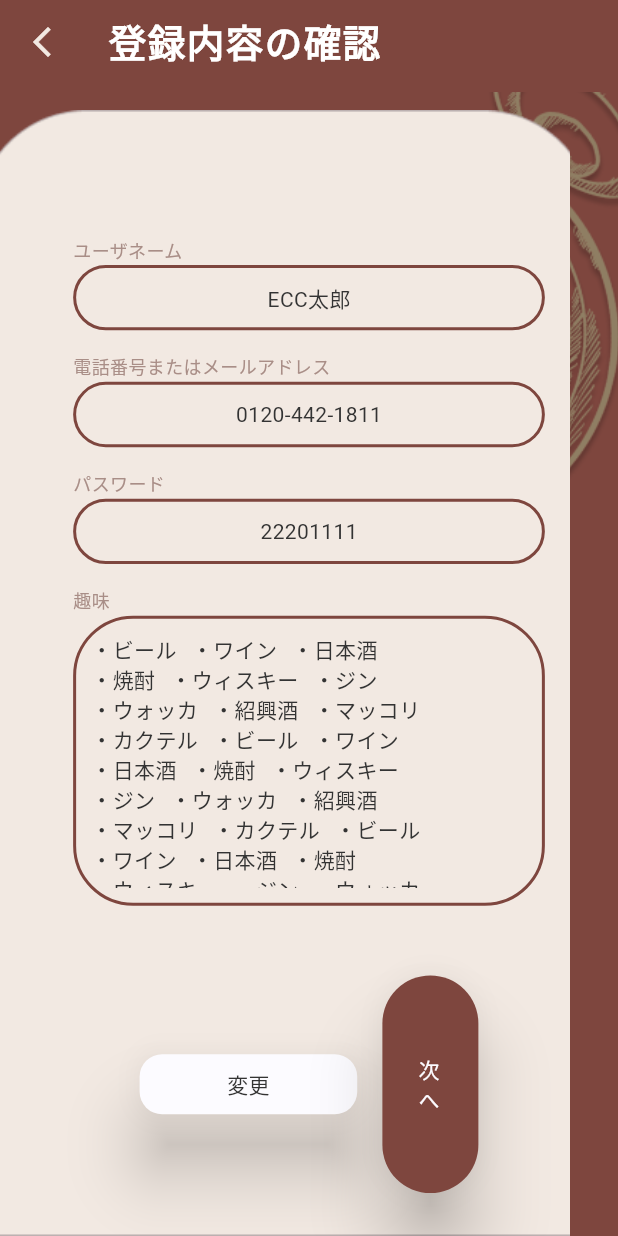
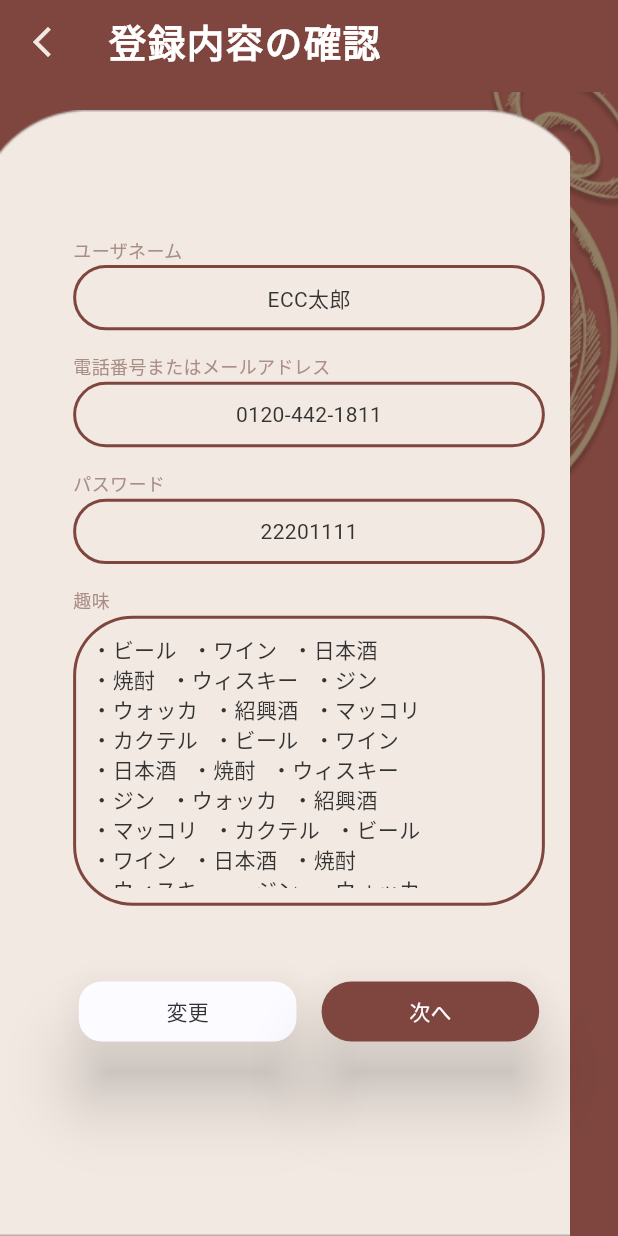
Before and after one commit to k-hinata515/time_alchemy_app, a Flutter app: the Registered_Content_Page screen opened directly, on a phone screen of 412 x 824 dp. Run offline on Flutter 3.47's test engine with Material 3 defaults, Android fonts, the phone set to English and light mode, and no system bars; our stand-ins replace device_preview, firebase_core, flutter_rating_bar, go_router, image_picker; accounts and stored records are empty; generated files the repository leaves out were written again.

Commit message:
update:ボタンの問題を解消しました

```diff
--- a/lib/component/ButtonCompornent.dart
+++ b/lib/component/ButtonCompornent.dart
@@ -20,7 +20,7 @@ class ChoiceButtonRed extends StatelessWidget{
             ),
           style: ElevatedButton.styleFrom(
             elevation:20,
-            fixedSize: Size(screen.designW(width),screen.designH(height)),
+            fixedSize: Size(screen.designH(height),screen.designW(width)),
             backgroundColor: Color.fromRGBO(126, 70, 62, 1),
             shape: RoundedRectangleBorder(
               borderRadius:  BorderRadius.circular(40),
```
